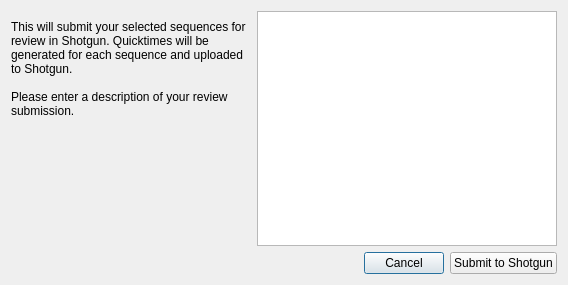
This is resources/dialog.ui in shotgunsoftware/tk-flame-review as Qt 5 draws it before an edit. The edited form follows.
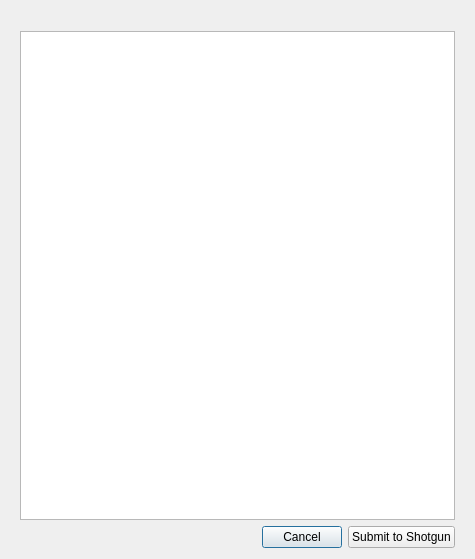
This is the edited form. Icons and pictures are not drawn.

The edit to the form file:
```diff
--- a/resources/dialog.ui
+++ b/resources/dialog.ui
@@ -6,31 +6,23 @@
    <rect>
     <x>0</x>
     <y>0</y>
-    <width>568</width>
-    <height>285</height>
+    <width>475</width>
+    <height>559</height>
    </rect>
   </property>
   <property name="windowTitle">
    <string>Submit to Shotgun</string>
   </property>
-  <layout class="QGridLayout" name="gridLayout">
-   <item row="0" column="0">
     <layout class="QVBoxLayout" name="verticalLayout">
+   <property name="leftMargin">
+    <number>20</number>
+   </property>
+   <property name="rightMargin">
+    <number>20</number>
+   </property>
      <item>
       <widget class="QLabel" name="label">
        <property name="text">
-        <string>This will submit your selected sequences for review in Shotgun. Quicktimes will be generated for each sequence and uploaded to Shotgun. 
-
-Please enter a description of your review submission.</string>
-       </property>
-       <property name="wordWrap">
-        <bool>true</bool>
-       </property>
-      </widget>
-     </item>
-     <item>
-      <widget class="QLabel" name="label_3">
-       <property name="text">
         <string/>
        </property>
        <property name="pixmap">
@@ -38,9 +30,17 @@
        </property>
       </widget>
      </item>
-    </layout>
+   <item>
+    <widget class="QPlainTextEdit" name="comments">
+     <property name="minimumSize">
+      <size>
+       <width>300</width>
+       <height>100</height>
+      </size>
+     </property>
+    </widget>
    </item>
-   <item row="1" column="0" colspan="2">
+   <item>
     <layout class="QHBoxLayout" name="horizontalLayout">
      <item>
       <spacer name="horizontalSpacer">
@@ -71,16 +71,6 @@
      </item>
     </layout>
    </item>
-   <item row="0" column="1">
-    <widget class="QPlainTextEdit" name="comments">
-     <property name="minimumSize">
-      <size>
-       <width>300</width>
-       <height>100</height>
-      </size>
-     </property>
-    </widget>
-   </item>
   </layout>
  </widget>
  <resources>
```
Left out of the diff: 4 changed lines with no effect on the pictures. Lines whose indentation alone changed are shown as unchanged.
